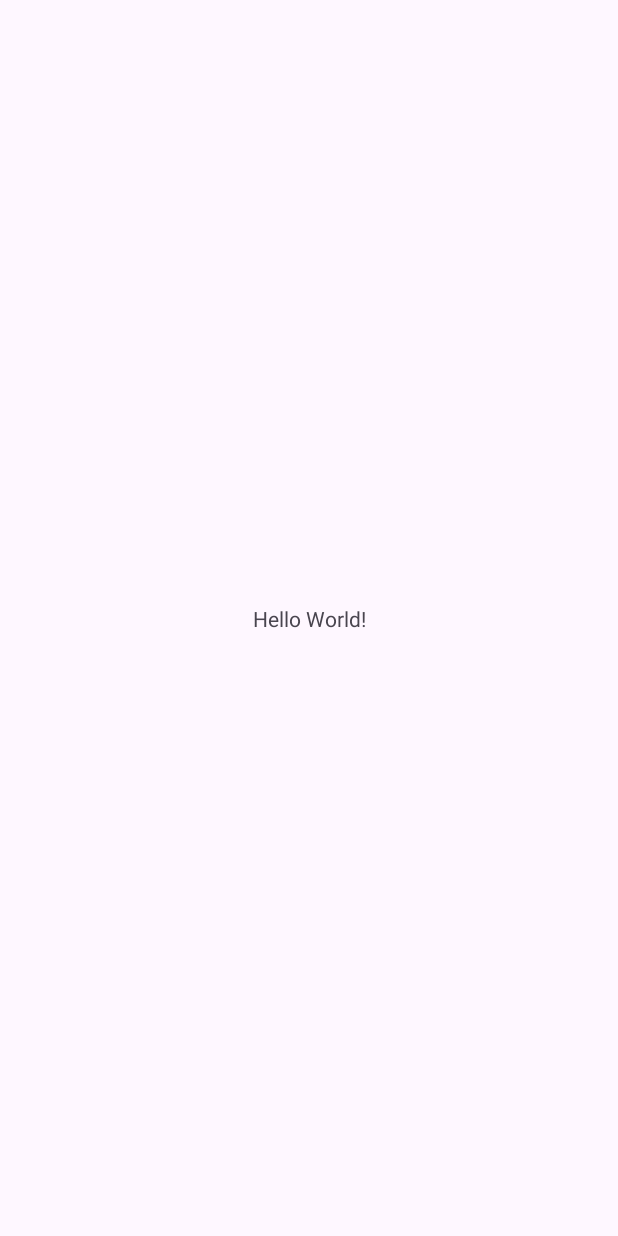
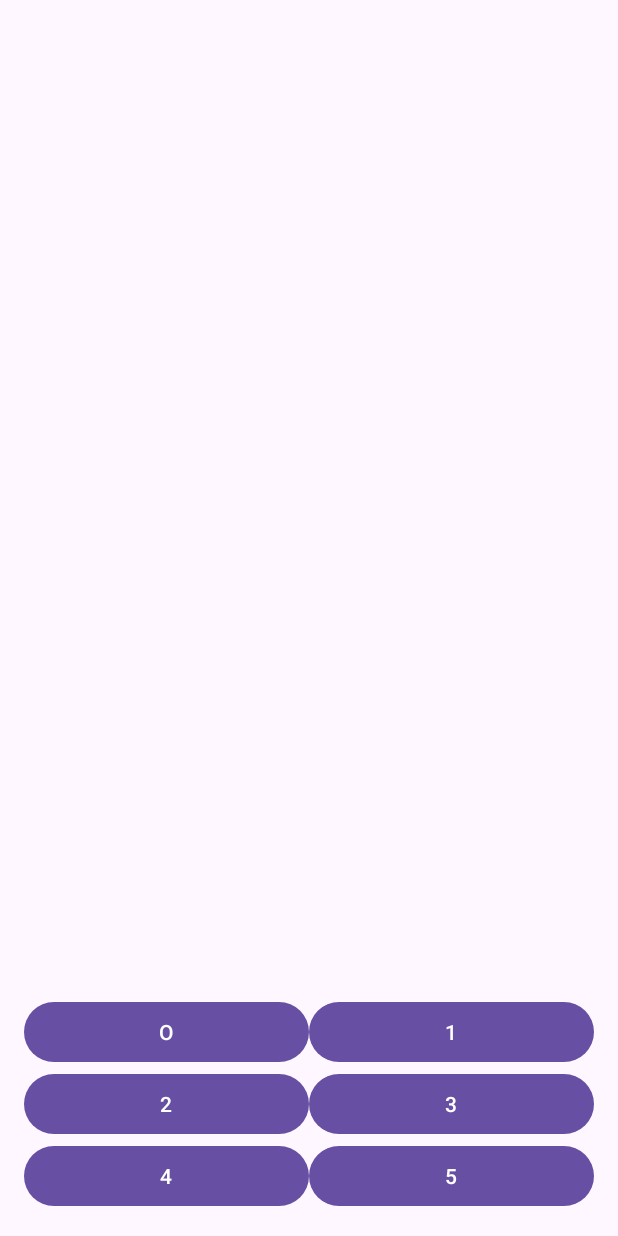
Before and after one commit to TazkieCT/Beello, an Android app: the screen it shows after launch (MainActivity), on a phone screen of 412 x 824 dp. Before the commit the screen is almost empty. Run offline under Robolectric (Android 15) with nearby library versions, the phone set to English and light mode, and no system bars.

Commit message:
feat: Implement Text-to-Speech and update UI
This commit introduces Text-to-Speech (TTS) functionality to the MainActivity and updates the layout.

Key changes:
- Integrated `TextToSpeech` in `MainActivity` to speak text.
- Implemented `TextToSpeech.OnInitListener` to handle TTS initialization and language support.
- Added a `speak()` method for TTS output.
- Enabled view binding in `build.gradle.kts`.
- Updated `activity_main.xml`:
    - Replaced the initial `TextView` with a `LinearLayout` containing a `TextView` to display text.
    - Added a `GridLayout` with six `Button`s.
    - Applied padding to the root `ConstraintLayout`.
- Initialized button variables in `MainActivity` (though they are not yet used).

```diff
--- a/app/build.gradle.kts
+++ b/app/build.gradle.kts
@@ -33,6 +33,9 @@ android {
     kotlinOptions {
         jvmTarget = "11"
     }
+    buildFeatures {
+        viewBinding = true
+    }
 }
 
 dependencies {
--- a/app/src/main/java/com/example/brailly/MainActivity.kt
+++ b/app/src/main/java/com/example/brailly/MainActivity.kt
@@ -1,14 +1,50 @@
 package com.example.brailly
 
 import android.os.Bundle
+import android.speech.tts.TextToSpeech
 import androidx.activity.enableEdgeToEdge
 import androidx.appcompat.app.AppCompatActivity
 import androidx.core.view.ViewCompat
 import androidx.core.view.WindowInsetsCompat
+import com.example.brailly.databinding.ActivityMainBinding
+import java.util.Locale
 
-class MainActivity : AppCompatActivity() {
+class MainActivity : AppCompatActivity(), TextToSpeech.OnInitListener {
+
+    private lateinit var tts: TextToSpeech
+    private lateinit var binding: ActivityMainBinding
+
     override fun onCreate(savedInstanceState: Bundle?) {
         super.onCreate(savedInstanceState)
-        setContentView(R.layout.activity_main)
+        binding = ActivityMainBinding.inflate(layoutInflater)
+        setContentView(binding.root)
+
+        tts = TextToSpeech(this, this)
+
+        var value1 = binding.button1
+        var value2 = binding.button2
+        var value3 = binding.button3
+        var value4 = binding.button4
+        var value5 = binding.button5
+        var value6 = binding.button6
+    }
+
+    override fun onInit(status: Int) {
+        if (status == TextToSpeech.SUCCESS) {
+            val result = tts.setLanguage(Locale("id", "ID"))
+
+            if (result == TextToSpeech.LANG_MISSING_DATA || result == TextToSpeech.LANG_NOT_SUPPORTED) {
+                println("Bahasa tidak didukung")
+            } else {
+                speak("Hello!")
+            }
+        } else {
+            println("Inisialisasi TTS gagal")
+        }
+
+    }
+
+    fun speak(text: String) {
+        tts.speak(text, TextToSpeech.QUEUE_FLUSH, null)
     }
 }
--- a/app/src/main/res/layout/activity_main.xml
+++ b/app/src/main/res/layout/activity_main.xml
@@ -5,15 +5,66 @@
     android:id="@+id/main"
     android:layout_width="match_parent"
     android:layout_height="match_parent"
+    android:padding="16dp"
     tools:context=".MainActivity">
 
-    <TextView
-        android:layout_width="wrap_content"
+    <LinearLayout
+        android:id="@+id/text_layout"
+        android:layout_width="0dp"
         android:layout_height="wrap_content"
-        android:text="Hello World!"
-        app:layout_constraintBottom_toBottomOf="parent"
+        android:orientation="vertical"
+        app:layout_constraintBottom_toTopOf="@id/button_layout"
         app:layout_constraintEnd_toEndOf="parent"
         app:layout_constraintStart_toStartOf="parent"
-        app:layout_constraintTop_toTopOf="parent" />
+        app:layout_constraintTop_toTopOf="parent">
+
+        <TextView
+            android:id="@+id/text"
+            android:layout_width="match_parent"
+            android:layout_height="match_parent"
+            tools:text="Halo" />
+
+    </LinearLayout>
+
+
+    <GridLayout
+        android:id="@+id/button_layout"
+        android:layout_width="match_parent"
+        android:layout_height="wrap_content"
+        android:columnCount="2"
+        android:rowCount="3"
+        app:layout_constraintBottom_toBottomOf="parent" >
+
+        <Button
+            android:id="@+id/button_1"
+            android:layout_columnWeight="1"
+            android:text="O" />
+
+        <Button
+            android:id="@+id/button_2"
+            android:layout_columnWeight="1"
+            android:text="1" />
+
+        <Button
+            android:id="@+id/button_3"
+            android:layout_columnWeight="1"
+            android:text="2" />
+
+        <Button
+            android:id="@+id/button_4"
+            android:layout_columnWeight="1"
+            android:text="3" />
+
+        <Button
+            android:id="@+id/button_5"
+            android:layout_columnWeight="1"
+            android:text="4" />
+
+        <Button
+            android:id="@+id/button_6"
+            android:layout_columnWeight="1"
+            android:text="5" />
+
+    </GridLayout>
 
 </androidx.constraintlayout.widget.ConstraintLayout>
```
